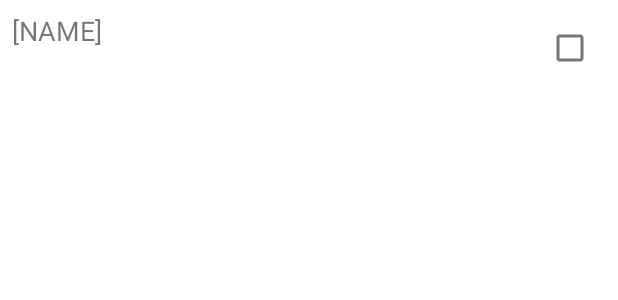
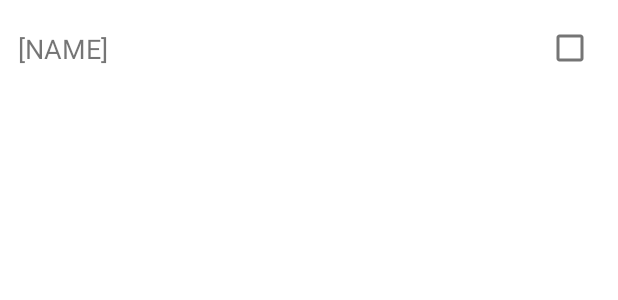
Before and after one commit to erikshea/NestiMobile, an Android app: the layout item_shopping_list.xml on its own in the app's theme, with its tools: preview values and no code run, on a phone screen of 412 x 824 dp. Shown: the top 300 px of the screen. Run offline under Robolectric (Android 15) with nearby library versions, the phone set to English and light mode, and no system bars.

Commit message:
indicator fix

```diff
--- a/app/src/main/res/layout/item_shopping_list.xml
+++ b/app/src/main/res/layout/item_shopping_list.xml
@@ -7,16 +7,7 @@
     android:layout_height="wrap_content"
     android:padding="8dp">
 
-    <TextView
-        android:id="@+id/textView_ingredient_name"
-        android:layout_width="wrap_content"
-        android:layout_height="wrap_content"
-        android:textSize="18sp"
-        tools:text="[NAME]"
-        app:layout_constraintStart_toStartOf="parent"
-        app:layout_constraintTop_toTopOf="parent" />
-
-<!--    <TextView
+    <!--    <TextView
         android:id="@+id/button_trash"
         android:layout_width="wrap_content"
         android:layout_height="wrap_content"
@@ -30,6 +21,17 @@
         app:layout_constraintBaseline_toBaselineOf="parent"
         app:layout_constraintEnd_toEndOf="parent" />-->
 
+    <TextView
+        android:id="@+id/textView_ingredient_name"
+        android:layout_width="wrap_content"
+        android:layout_height="wrap_content"
+        android:layout_marginStart="4dp"
+        android:textSize="18sp"
+        app:layout_constraintBottom_toBottomOf="parent"
+        app:layout_constraintStart_toStartOf="parent"
+        app:layout_constraintTop_toTopOf="parent"
+        tools:text="[NAME]" />
+
     <CheckBox android:id="@+id/checkbox_shopping_list"
         android:layout_width="wrap_content"
         android:layout_height="match_parent"
```
Also changed, not shown: app/src/main/java/com/nesti/nestimobile/data/base/Test.kt (added, +35 -0 lines), app/src/main/java/com/nesti/nestimobile/data/datasource/NestiApiDataSource.kt (+4 -4 lines), app/src/main/res/layout/test.xml (added, +38 -0 lines).
